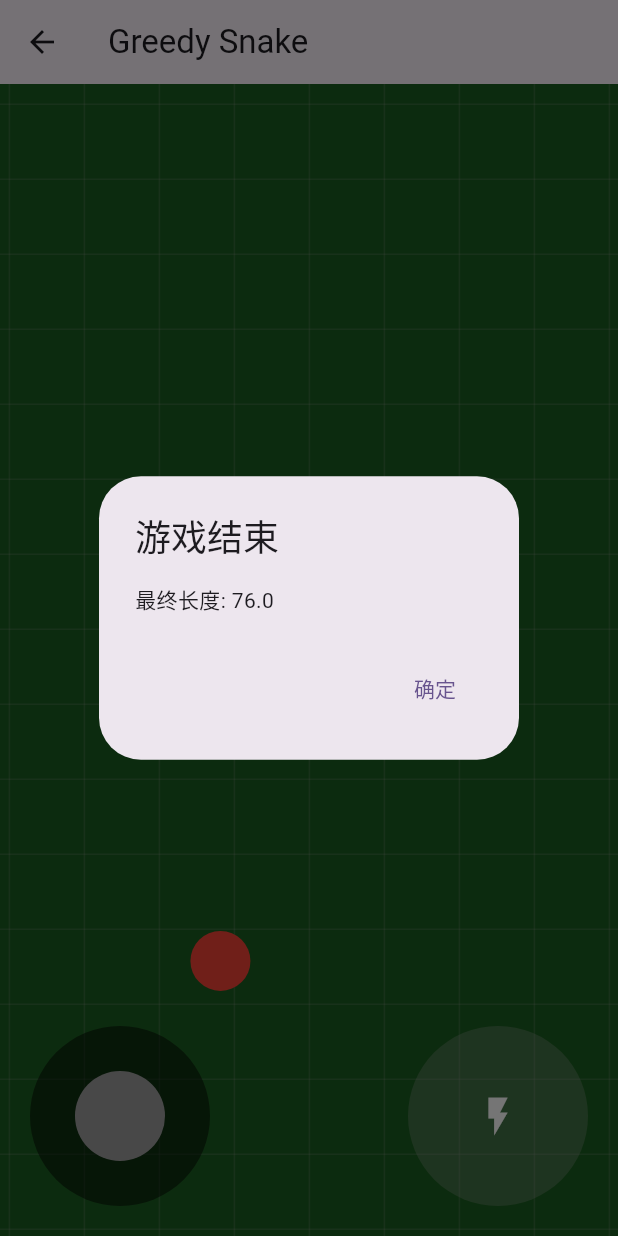
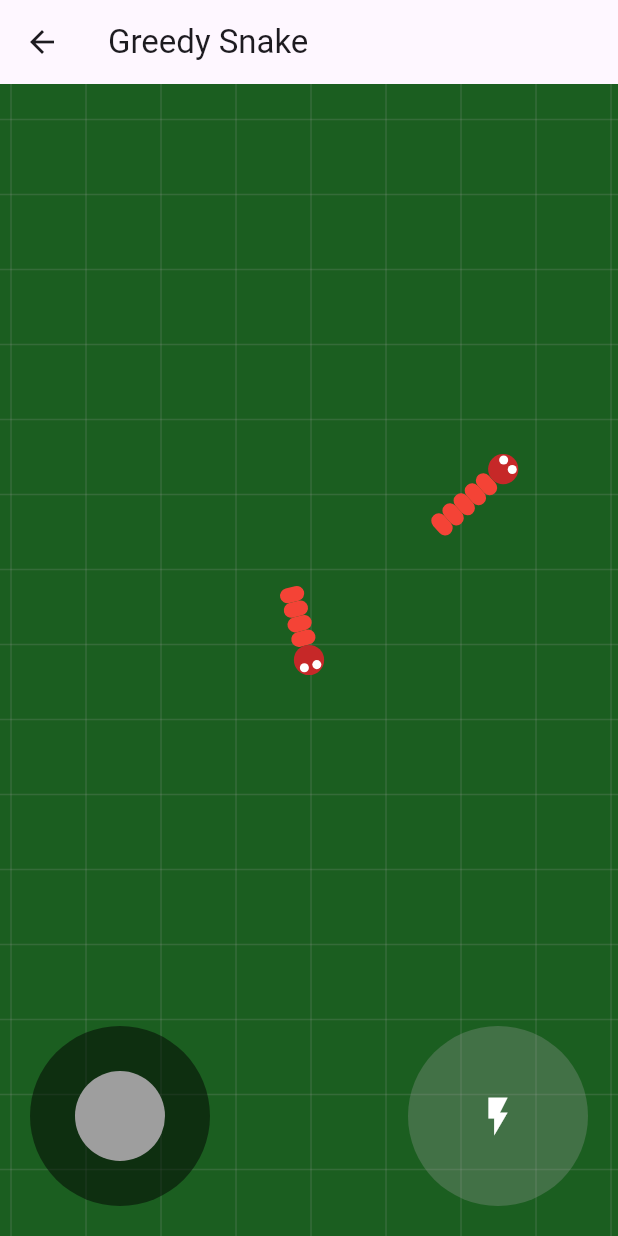
Before and after one commit to Rebort-a/OnePiece, a Flutter app: the LocalGreedySnakePage screen opened directly, on a phone screen of 412 x 824 dp. Run offline on Flutter 3.47's test engine with Material 3 defaults, Android fonts, the phone set to English and light mode, and no system bars.

Commit message:
22.优化贪吃蛇代码

```diff
--- a/treasure/lib/04.elemental_battle/middleware/base_combat_manager.dart
+++ b/treasure/lib/04.elemental_battle/middleware/base_combat_manager.dart
@@ -133,7 +133,7 @@ abstract class BaseCombatManager {
         : EnergyType.values[action.targetIndex];
 
     addCombatInfo(
-      "${source.getAppointName(source.current)} 施放了技能 ${skill.name} "
+      "${source.getAppointName(source.current)} 施放了技能 ${skill.name} \n"
       "${target.getAppointName(targetIndex)} 获得效果 ${skill.description}",
     );
 
@@ -165,7 +165,6 @@ abstract class BaseCombatManager {
   void _switchAppoint(Elemental elemental, EnergyType targetIndex) {
     elemental.switchAppoint(targetIndex);
     addCombatInfo('${elemental.getAppointName(elemental.current)} 上场');
-    _updatePrediction();
   }
 
   void handleEscape(bool isSelf) {
@@ -196,7 +195,6 @@ abstract class BaseCombatManager {
     addCombatInfo(
       '${elemental.baseName} 切换为 ${elemental.getAppointName(elemental.current)}',
     );
-    _updatePrediction();
     return true;
   }
 
@@ -213,7 +211,7 @@ abstract class BaseCombatManager {
   void _switchRound(bool isSelf) {
     addCombatInfo(isSelf ? '\n敌人的回合，请等待\n' : '\n你的回合，请行动\n');
     currentGamer.value = currentGamer.value.opponent;
-
+    _updatePrediction();
     handleEnemyAction();
   }
 
--- a/treasure/lib/06.greedy_snake/base.dart
+++ b/treasure/lib/06.greedy_snake/base.dart
@@ -1,26 +1,103 @@
 import 'dart:math';
-import 'dart:ui';
+
+import 'package:flutter/material.dart';
 
 const double mapWidth = 2000;
 const double mapHeight = 2000;
-const double snakeHeadSize = 12;
-const double snakeBodySize = 18;
+
 const double iniSnakeSpeed = 100;
 const double fastSnakeSpeed = 180;
+
 const double foodSize = 20;
-const double snakeGrowthPerFood = 20;
+const double snakeGrowthPerFood = 15;
+
+class SnakeStyle {
+  final double headSize;
+  final Color headColor;
+  final Color eyeColor;
+
+  final double bodySize;
+  final Color bodyColor;
+
+  const SnakeStyle({
+    required this.headSize,
+    required this.headColor,
+    required this.eyeColor,
+
+    required this.bodySize,
+    required this.bodyColor,
+  });
+
+  // 默认样式
+  static const defaultStyle = SnakeStyle(
+    headSize: 10.0,
+    headColor: Colors.green,
+    eyeColor: Colors.white,
+
+    bodySize: 12.0,
+    bodyColor: Colors.green,
+  );
+
+  // 生成随机样式
+  static SnakeStyle random() {
+    final random = Random();
+    final colors = [
+      Colors.green,
+      Colors.blue,
+      Colors.red,
+      Colors.purple,
+      Colors.yellow,
+      Colors.orange,
+      Colors.pink,
+    ];
+    final color = colors[random.nextInt(colors.length)];
+
+    return SnakeStyle(
+      headSize: 8 + random.nextDouble() * 4.0,
+      headColor: color.shade800,
+      eyeColor: Colors.white,
+
+      bodySize: 10 + random.nextDouble() * 8.0,
+      bodyColor: color,
+    );
+  }
+
+  // 复制并修改部分属性
+  SnakeStyle copyWith({
+    double? headSize,
+    Color? headColor,
+    Color? eyeColor,
+
+    double? bodySize,
+    Color? bodyColor,
+  }) {
+    return SnakeStyle(
+      headSize: headSize ?? this.headSize,
+      headColor: headColor ?? this.headColor,
+      eyeColor: eyeColor ?? this.eyeColor,
+
+      bodySize: bodySize ?? this.bodySize,
+      bodyColor: bodyColor ?? this.bodyColor,
+    );
+  }
+}
 
 class Snake {
   List<Offset> body = [];
   double currentSpeed = iniSnakeSpeed;
+  double _currentLength = 0.0;
 
   Offset head;
-  double length;
+  int length;
   double angle;
+  SnakeStyle style;
 
-  Snake({required this.head, required this.length, required this.angle}) {
-    body.add(head);
-  }
+  Snake({
+    required this.head,
+    required this.length,
+    required this.angle,
+    required this.style,
+  });
 
   // 计算相对视野偏移
   Offset calculateViewOffset(Size viewSize) {
@@ -32,6 +109,9 @@ class Snake {
 
   // 更新蛇的位置
   void updatePosition(double deltaTime) {
+    // 将之前的蛇头加入蛇身
+    body.insert(0, head);
+
     // 计算移动距离
     double moveDistance = currentSpeed * deltaTime;
 
@@ -40,10 +120,14 @@ class Snake {
     double dy = sin(angle) * moveDistance;
     head = Offset(head.dx + dx, head.dy + dy);
 
-    // 更新蛇身
-    body.insert(0, head);
-    while (body.length > 1 && _calculateSnakeLength() > length) {
-      body.removeLast();
+    // 蛇身长度增加
+    _currentLength += moveDistance;
+
+    // 蛇身长度大于最大长度时，删除最后一节
+    while (body.length > 2 && _currentLength > length) {
+      Offset last = body.removeLast();
+      Offset secondLast = body.last;
+      _currentLength -= (last - secondLast).distance;
     }
   }
 
@@ -58,16 +142,6 @@ class Snake {
   void updateLength(int step) {
     length += step;
   }
-
-  // 计算蛇的总长度
-  double _calculateSnakeLength() {
-    if (body.length < 2) return 0;
-    double length = 0;
-    for (int i = 0; i < body.length - 1; i++) {
-      length += (body[i] - body[i + 1]).distance;
-    }
-    return length;
-  }
 }
 
 class Food {
--- a/treasure/lib/06.greedy_snake/draw/food.dart
+++ b/treasure/lib/06.greedy_snake/draw/food.dart
@@ -26,6 +26,8 @@ class FoodPainter extends CustomPainter {
 
   @override
   bool shouldRepaint(covariant FoodPainter oldDelegate) {
+    if (oldDelegate.viewOffset != viewOffset) return true;
+
     // 检查食物列表是否变化
     if (oldDelegate.foods.length != foods.length) return true;
 
@@ -36,7 +38,6 @@ class FoodPainter extends CustomPainter {
       }
     }
 
-    // 检查视野偏移是否变化
-    return oldDelegate.viewOffset != viewOffset;
+    return false;
   }
 }
--- a/treasure/lib/06.greedy_snake/local_manager.dart
+++ b/treasure/lib/06.greedy_snake/local_manager.dart
@@ -6,15 +6,18 @@ import '../00.common/model/notifier.dart';
 import 'base.dart';
 
 class BaseManager extends ChangeNotifier {
+  final Random _random = Random();
+
   final AlwaysNotifier<void Function(BuildContext)> pageNavigator =
       AlwaysNotifier((_) {});
   final Map<int, Snake> snakes = {}; // 保存所有蛇，第一个是玩家
   final List<Food> foods = []; // 保存所有食物
-  final Random _random = Random();
 
   // 游戏计时器
   late final Ticker _ticker;
-  int _tickCount = 0;
+  double _foodCheckAccumulator = 0;
+
+  int identity = 0; // 玩家标识
 
   BaseManager() {
     _initGmae();
@@ -22,13 +25,44 @@ class BaseManager extends ChangeNotifier {
   }
 
   void _initGmae() {
-    snakes[0] = _createSnake(); // 初始化玩家
+    snakes[identity] = _createSnake(); // 初始化玩家
 
     // 初始化5个随机敌人蛇和食物
     for (int i = 1; i <= 5; i++) {
-      snakes[i] = _createSnake();
-      foods.add(Food(position: _getRandomPosition(_random)));
+      snakes[identity + i] = _createSnake();
+      foods.add(Food(position: _getRandomPosition()));
     }
+  }
+
+  Snake _createSnake() {
+    return Snake(
+      head: _getRandomPosition(),
+      length: _getRandomLength(),
+      angle: _getRandomAngle(),
+      style: SnakeStyle.random(),
+    );
+  }
+
+  Offset _getRandomPosition() {
+    double safeWidth = mapWidth - 200;
+    double safeHeight = mapHeight - 200;
+
+    // 在安全区域内生成随机坐标
+    double x = _random.nextDouble() * safeWidth + 100;
+    double y = _random.nextDouble() * safeHeight + 100;
+
+    return Offset(x, y);
+  }
+
+  int _getRandomLength() {
+    if (snakes.isNotEmpty) {
+      return _random.nextInt(snakes.values.first.length) + 30;
+    }
+    return _random.nextInt(70) + 30;
+  }
+
+  double _getRandomAngle() {
+    return _random.nextDouble() * 2 * pi;
   }
 
   // 开始游戏循环
@@ -39,66 +73,45 @@ class BaseManager extends ChangeNotifier {
 
   // 游戏循环回调
   void _gameLoopCallback(Duration elapsed) {
-    _tickCount++;
+    double deltaTime = min(elapsed.inMilliseconds / 1000.0, 0.1); // 限制最大时间步
 
     snakes.forEach((id, snake) {
-      snake.updatePosition(0.04);
+      snake.updatePosition(deltaTime);
     });
 
     // 处理碰撞事件
     _handleCollisions();
 
-    if (_tickCount % 1000 == 0) {
+    _foodCheckAccumulator += deltaTime;
+
+    if (_foodCheckAccumulator > 0.2) {
+      // 敌人每隔200毫秒，会朝最近的食物转向
       snakes.forEach((id, snake) {
-        if (id == 0) {
+        if (id == identity) {
           return;
         }
 
-        Food? nearestFood = _getNearestFood(snake.head);
-        if (nearestFood != null) {
-          double dx = nearestFood.position.dx - snake.head.dx;
-          double dy = nearestFood.position.dy - snake.head.dy;
-          double newAngle = atan2(dy, dx);
-          snake.updateAngle(newAngle);
-        }
+        _turnToFood(snake);
       });
     }
 
     notifyListeners(); // 更新UI
   }
 
-  static Snake _createSnake() {
-    Random random = Random();
-    return Snake(
-      head: _getRandomPosition(random),
-      length: _getRandomLength(random),
-      angle: _getRandomAngle(random),
-    );
-  }
-
-  static Offset _getRandomPosition(Random random) {
-    double safeWidth = mapWidth - 200;
-    double safeHeight = mapHeight - 200;
-
-    // 在安全区域内生成随机坐标
-    double x = random.nextDouble() * safeWidth + 100;
-    double y = random.nextDouble() * safeHeight + 100;
-
-    return Offset(x, y);
-  }
-
-  static double _getRandomLength(Random random) {
-    return random.nextInt(70) + 30;
-  }
-
-  static double _getRandomAngle(Random random) {
-    return random.nextDouble() * 2 * pi;
+  void _turnToFood(Snake snake) {
+    Offset nearestFood = _getNearestFood(snake.head);
+    if (nearestFood != Offset.zero) {
+      double dx = nearestFood.dx - snake.head.dx;
+      double dy = nearestFood.dy - snake.head.dy;
+      double newAngle = atan2(dy, dx);
+      snake.updateAngle(newAngle);
+    }
   }
 
   // 获取最近的食物
-  Food? _getNearestFood(Offset position) {
-    if (foods.isEmpty) return null;
-    Food nearest = foods[0];
+  Offset _getNearestFood(Offset position) {
+    if (foods.isEmpty) return Offset.zero;
+    Food nearest = foods.first;
     double minDistance = (position - nearest.position).distance;
     for (Food food in foods) {
       double distance = (position - food.position).distance;
@@ -107,7 +120,7 @@ class BaseManager extends ChangeNotifier {
         nearest = food;
       }
     }
-    return nearest;
+    return nearest.position;
   }
 
   // 处理碰撞事件
@@ -120,7 +133,7 @@ class BaseManager extends ChangeNotifier {
           snake.head.dx > mapWidth ||
           snake.head.dy < 0 ||
           snake.head.dy > mapHeight) {
-        if (id == 0) {
+        if (id == identity) {
           _handleGameOver();
         } else {
           toRemove.add(id);
@@ -133,10 +146,10 @@ class BaseManager extends ChangeNotifier {
       for (int i = foods.length - 1; i >= 0; i--) {
         final food = foods[i];
         if ((snake.head - food.position).distance <
-            foodSize / 2 + snakeHeadSize / 2) {
+            foodSize / 2 + snake.style.headSize / 2 + 10) {
           snake.updateLength(snakeGrowthPerFood.toInt());
           foods.removeAt(i);
-          foods.add(Food(position: _getRandomPosition(_random))); // 生成新食物
+          foods.add(Food(position: _getRandomPosition())); // 生成新食物
           break; // 一次只能吃一个食物
         }
       }
@@ -148,8 +161,8 @@ class BaseManager extends ChangeNotifier {
         final otherSnake = snakes[otherId]!;
         for (final bodyPart in otherSnake.body) {
           if ((snake.head - bodyPart).distance <
-              snakeHeadSize / 2 + snakeBodySize / 2) {
-            if (id == 0) {
+              snake.style.headSize / 2 + snake.style.headSize / 2) {
+            if (id == identity) {
               _handleGameOver();
             } else if (!toRemove.contains(id)) {
               toRemove.add(id);
@@ -163,10 +176,11 @@ class BaseManager extends ChangeNotifier {
     // 遍历结束后统一删除
     for (final id in toRemove) {
       snakes.remove(id);
+      snakes[id] = _createSnake(); // 重新生成蛇
     }
   }
 
-  _handleGameOver() {
+  void _handleGameOver() {
     _ticker.stop();
     pageNavigator.value = (context) {
       showDialog(
@@ -211,4 +225,10 @@ class BaseManager extends ChangeNotifier {
       snakes.values.first.updateSpeed(isFaster);
     }
   }
+
+  @override
+  void dispose() {
+    _ticker.dispose();
+    super.dispose();
+  }
 }
```
Also changed, not shown: treasure/lib/06.greedy_snake/draw/background.dart (+16 -4 lines), treasure/lib/06.greedy_snake/draw/snack.dart (+18 -10 lines).
